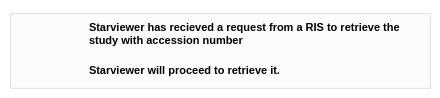
First picture: the form in starviewer/src/inputoutput/qpopuprisrequestsscreenbase.ui, repository starviewer-medical/starviewer, before the edit.
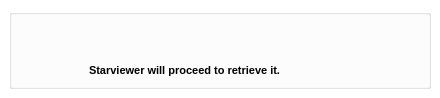
Second picture: the form after the edit. Icons and pictures are not drawn.

Commit message: ENH:El text que mostra el popUp que indica que s'ha rebut una petició per descarregar un estudi a través del RIS s'estableix a través de la classe QPopUpRisRequestsScreen no des de la interfície com es feia fins ara.

```diff
--- a/starviewer/src/inputoutput/qpopuprisrequestsscreenbase.ui
+++ b/starviewer/src/inputoutput/qpopuprisrequestsscreenbase.ui
@@ -268,7 +268,7 @@
             <enum>QFrame::Plain</enum>
            </property>
            <property name="text" >
-            <string>Starviewer has recieved a request from a RIS to retrieve the study with accession number</string>
+            <string></string>
            </property>
            <property name="wordWrap" >
             <bool>true</bool>
```
The commit also changes 1 other file.
